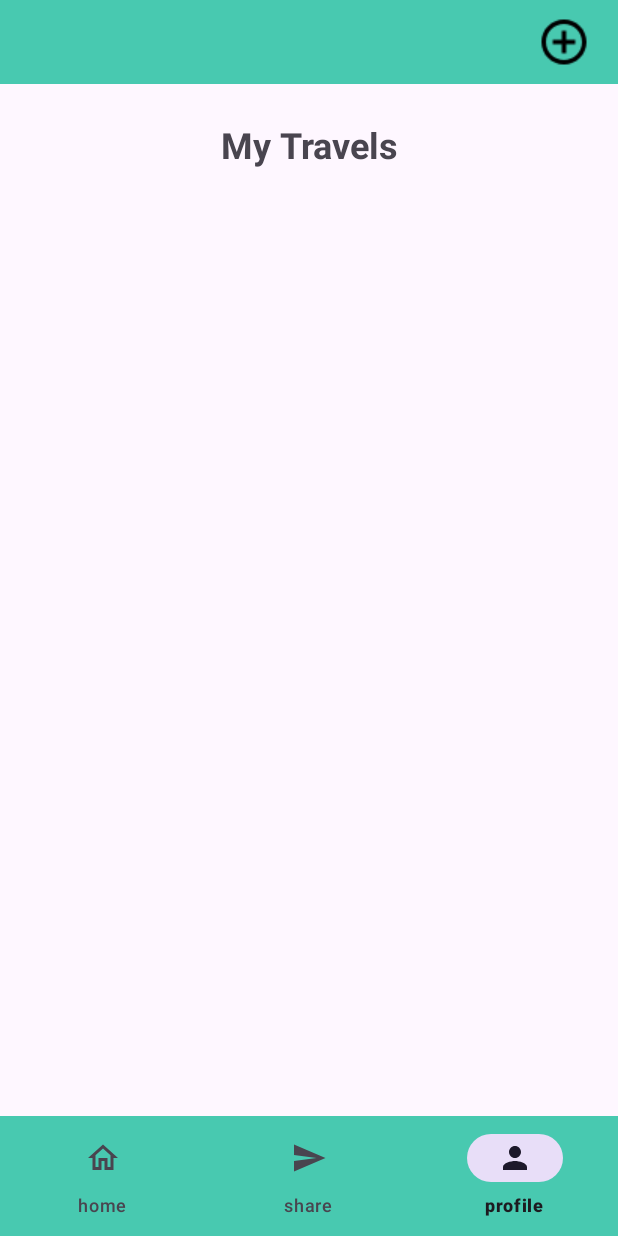
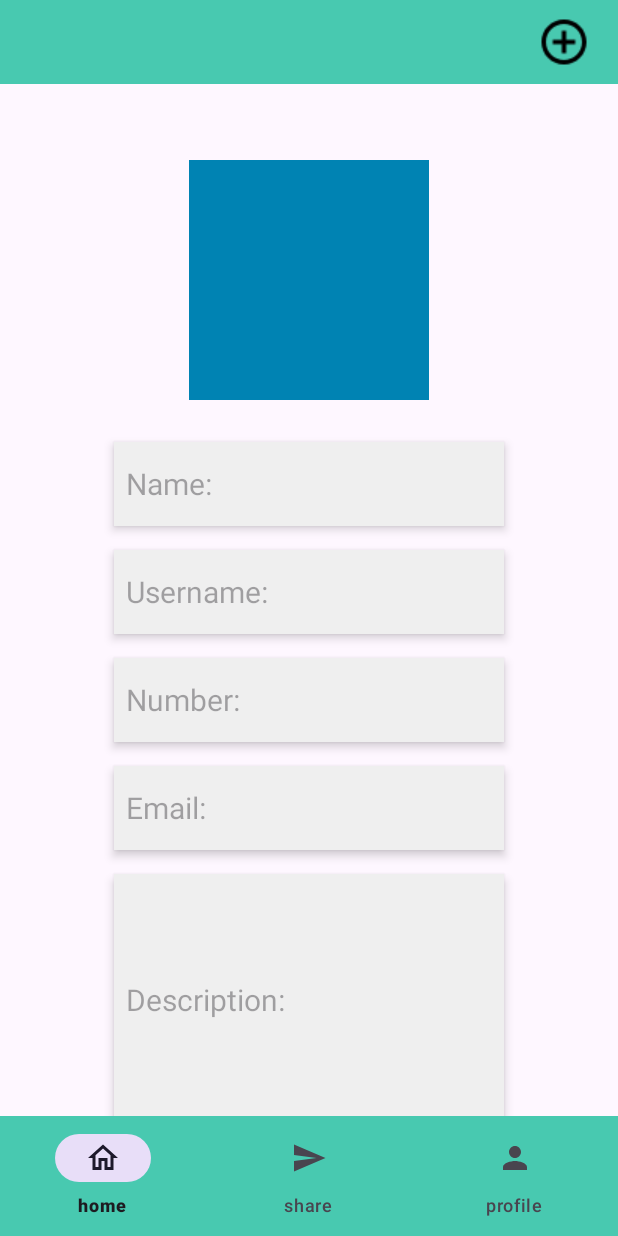
Before and after one commit to Fonntes/AboutTravel, an Android app: the HomeFragment screen opened directly, with no data from a screen before it, item 3 of the bottom bar chosen, on a phone screen of 412 x 824 dp. Run offline under Robolectric (Android 15) with nearby library versions, the phone set to English and light mode, and no system bars.

Commit message:
navegação feita e o basico do profile feito

```diff
--- a/app/src/main/java/com/example/abouttravel/pages/home/HomeFragment.kt
+++ b/app/src/main/java/com/example/abouttravel/pages/home/HomeFragment.kt
@@ -4,10 +4,10 @@ import android.os.Bundle
 import android.view.LayoutInflater
 import android.view.View
 import android.view.ViewGroup
-import android.widget.Button
 import androidx.fragment.app.Fragment
 import androidx.navigation.fragment.findNavController
 import com.example.abouttravel.R
+import com.google.android.material.bottomnavigation.BottomNavigationView
 
 class HomeFragment : Fragment() {
     override fun onCreateView(
@@ -17,6 +17,19 @@ class HomeFragment : Fragment() {
 
         val view = inflater.inflate(R.layout.fragment_home, container, false)
 
+        val bottomNavigationView = view.findViewById<BottomNavigationView>(R.id.navbar)
+
+        bottomNavigationView.setOnItemSelectedListener { item ->
+            when (item.itemId) {
+                R.id.profile -> {
+                    // Handle profile navigation
+                    findNavController().navigate(R.id.action_homeFragment_to_profileFragment)
+                    true
+                }
+                else -> false
+            }
+        }
+
         return view
     }
 }
--- /dev/null
+++ b/app/src/main/java/com/example/abouttravel/pages/home/ProfileFragment.kt
@@ -0,0 +1,22 @@
+package com.example.abouttravel.pages.home
+
+import android.os.Bundle
+import android.view.LayoutInflater
+import android.view.View
+import android.view.ViewGroup
+import androidx.fragment.app.Fragment
+import androidx.navigation.fragment.findNavController
+import com.example.abouttravel.R
+import com.google.android.material.bottomnavigation.BottomNavigationView
+
+class ProfileFragment : Fragment() {
+    override fun onCreateView(
+        inflater: LayoutInflater, container: ViewGroup?,
+        savedInstanceState: Bundle?
+    ): View? {
+
+        val view = inflater.inflate(R.layout.fragment_profile, container, false)
+
+        return view
+    }
+}
--- /dev/null
+++ b/app/src/main/java/com/example/abouttravel/pages/home/ShareFragment.kt
@@ -0,0 +1,13 @@
+package com.example.abouttravel.pages.home
+
+import android.os.Bundle
+import android.view.LayoutInflater
+import android.view.View
+import android.view.ViewGroup
+import androidx.fragment.app.Fragment
+import com.example.abouttravel.R
+
+
+class ShareFragment : Fragment() {
+
+}
--- /dev/null
+++ b/app/src/main/res/drawable/add_circle.xml
@@ -0,0 +1,5 @@
+<vector xmlns:android="http://schemas.android.com/apk/res/android" android:height="24dp" android:tint="#000000" android:viewportHeight="24" android:viewportWidth="24" android:width="24dp">
+
+    <path android:fillColor="@android:color/white" android:pathData="M13,7h-2v4L7,11v2h4v4h2v-4h4v-2h-4L13,7zM12,2C6.48,2 2,6.48 2,12s4.48,10 10,10 10,-4.48 10,-10S17.52,2 12,2zM12,20c-4.41,0 -8,-3.59 -8,-8s3.59,-8 8,-8 8,3.59 8,8 -3.59,8 -8,8z"/>
+
+</vector>
--- /dev/null
+++ b/app/src/main/res/layout-land/fragment_profile.xml
@@ -0,0 +1,152 @@
+<?xml version="1.0" encoding="utf-8"?>
+<LinearLayout xmlns:android="http://schemas.android.com/apk/res/android"
+    xmlns:tools="http://schemas.android.com/tools"
+    android:layout_width="match_parent"
+    android:layout_height="match_parent"
+    android:orientation="vertical"
+    tools:context=".pages.home.ProfileFragment">
+
+    <com.google.android.material.appbar.AppBarLayout
+        android:id="@+id/appBarLayout"
+        android:layout_width="match_parent"
+        android:layout_height="wrap_content">
+
+        <androidx.constraintlayout.widget.ConstraintLayout
+            android:layout_width="match_parent"
+            android:layout_height="wrap_content">
+
+            <Toolbar
+                android:id="@+id/toolbar"
+                android:layout_width="match_parent"
+                android:layout_height="wrap_content"
+                android:background="#48C9B0"
+                tools:ignore="MissingConstraints" />
+
+            <ImageView
+                android:layout_width="wrap_content"
+                android:layout_height="wrap_content"
+                android:scaleX="1.5"
+                android:scaleY="1.5"
+                android:src="@drawable/menu"
+                tools:ignore="MissingConstraints"
+                tools:layout_editor_absoluteX="957dp"
+                tools:layout_editor_absoluteY="12dp" />
+
+        </androidx.constraintlayout.widget.ConstraintLayout>
+
+    </com.google.android.material.appbar.AppBarLayout>
+
+    <LinearLayout
+        android:layout_width="match_parent"
+        android:layout_height="match_parent"
+        android:orientation="horizontal"
+        android:layout_weight="1"
+        >
+
+        <LinearLayout
+            android:layout_width="0dp"
+            android:layout_height="match_parent"
+            android:layout_weight="0.9"
+            android:orientation="vertical"
+            android:gravity="center">
+
+            <TextView
+                android:layout_width="wrap_content"
+                android:layout_height="wrap_content"
+                android:textSize="24sp"
+                android:textStyle="bold"
+                android:layout_marginTop="-24dp"
+                android:text="@string/Profile"
+                />
+
+            <ImageView
+                android:id="@+id/profileImage"
+                android:layout_width="160dp"
+                android:layout_height="160dp"
+                android:background="@color/blue"
+                android:layout_marginTop="48dp"
+                />
+        </LinearLayout>
+
+        <LinearLayout
+            android:layout_width="0dp"
+            android:layout_height="match_parent"
+            android:layout_weight="1.5"
+            android:orientation="vertical"
+            android:gravity="center">
+
+
+            <EditText
+                android:id="@+id/nameField"
+                android:layout_width="260dp"
+                android:layout_height="56dp"
+                android:background="@color/grey"
+                android:elevation="4dp"
+                android:hint="@string/Name"
+                android:layout_marginTop="28dp"
+                android:paddingStart="8dp"
+                android:textSize="20sp"
+                />
+
+            <EditText
+                android:id="@+id/usernameField"
+                android:layout_width="260dp"
+                android:layout_height="56dp"
+                android:background="@color/grey"
+                android:elevation="4dp"
+                android:hint="@string/Username"
+                android:layout_marginTop="16dp"
+                android:paddingStart="8dp"
+                android:textSize="20sp"
+                />
+
+            <EditText
+                android:id="@+id/numberField"
+                android:layout_width="260dp"
+                android:layout_height="56dp"
+                android:background="@color/grey"
+                android:elevation="4dp"
+                android:hint="@string/Number"
+                android:layout_marginTop="16dp"
+                android:paddingStart="8dp"
+                android:textSize="20sp"
+                />
+
+        </LinearLayout>
+
+        <LinearLayout
+            android:layout_width="0dp"
+            android:layout_height="match_parent"
+            android:layout_weight="1.5"
+            android:orientation="vertical"
+            android:gravity="center">
+
+            <EditText
+                android:id="@+id/emailField"
+                android:layout_width="260dp"
+                android:layout_height="56dp"
+                android:background="@color/grey"
+                android:elevation="4dp"
+                android:hint="@string/Email"
+                android:layout_marginTop="16dp"
+                android:paddingStart="8dp"
+                android:textSize="20sp"
+                />
+
+            <EditText
+                android:id="@+id/descriptionField"
+                android:layout_width="260dp"
+                android:layout_height="168dp"
+                android:background="@color/grey"
+                android:elevation="4dp"
+                android:hint="@string/Description"
+                android:layout_marginTop="16dp"
+                android:paddingStart="8dp"
+                android:textSize="20sp"
+                />
+
+        </LinearLayout>
+
+    </LinearLayout>
+
+</LinearLayout>
--- a/app/src/main/res/layout/activity_home.xml
+++ b/app/src/main/res/layout/activity_home.xml
@@ -19,6 +19,4 @@
         app:navGraph="@navigation/navigationhome"
         />
 
-
-
 </LinearLayout>
--- /dev/null
+++ b/app/src/main/res/layout/fragment_profile.xml
@@ -0,0 +1,144 @@
+<?xml version="1.0" encoding="utf-8"?>
+<LinearLayout xmlns:android="http://schemas.android.com/apk/res/android"
+    xmlns:app="http://schemas.android.com/apk/res-auto"
+    xmlns:tools="http://schemas.android.com/tools"
+    android:layout_width="match_parent"
+    android:layout_height="match_parent"
+    android:orientation="vertical"
+    tools:context=".pages.home.ProfileFragment">
+
+    <com.google.android.material.appbar.AppBarLayout
+        android:id="@+id/appBarLayout"
+        android:layout_width="match_parent"
+        android:layout_height="wrap_content">
+        <androidx.constraintlayout.widget.ConstraintLayout
+            android:layout_width="match_parent"
+            android:layout_height="wrap_content">
+
+            <Toolbar
+                android:id="@+id/toolbar"
+                android:layout_width="match_parent"
+                android:layout_height="wrap_content"
+                android:background="#48C9B0"
+                tools:ignore="MissingConstraints"
+                />
+
+            <ImageView
+                android:layout_width="wrap_content"
+                android:layout_height="wrap_content"
+                android:layout_marginEnd="24dp"
+                android:scaleX="1.5"
+                android:scaleY="1.5"
+                android:src="@drawable/add"
+                app:layout_constraintBottom_toBottomOf="@id/toolbar"
+                app:layout_constraintEnd_toEndOf="parent"
+                app:layout_constraintTop_toTopOf="@id/toolbar" />
+        </androidx.constraintlayout.widget.ConstraintLayout>
+    </com.google.android.material.appbar.AppBarLayout>
+
+    <FrameLayout
+        android:layout_width="match_parent"
+        android:layout_height="match_parent"
+        android:layout_weight="1">
+
+            <LinearLayout xmlns:android="http://schemas.android.com/apk/res/android"
+                xmlns:tools="http://schemas.android.com/tools"
+                android:layout_width="match_parent"
+                android:layout_height="match_parent"
+                android:orientation="vertical"
+                android:gravity="center"
+                >
+
+                <TextView
+                    android:layout_width="wrap_content"
+                    android:layout_height="wrap_content"
+                    android:textSize="24sp"
+                    android:textStyle="bold"
+                    android:layout_marginTop="-24dp"
+                    android:text="@string/Profile"
+                    app:layout_constraintEnd_toEndOf="parent"
+                    app:layout_constraintStart_toStartOf="parent"
+                    app:layout_constraintTop_toTopOf="parent"
+                    />
+
+                <ImageView
+                    android:id="@+id/profileImage"
+                    android:layout_width="160dp"
+                    android:layout_height="160dp"
+                    android:background="@color/blue"
+                    android:layout_marginTop="48dp"
+                    app:shapeAppearanceOverlay="@style/circular"
+                    />
+
+                <EditText
+                    android:id="@+id/nameField"
+                    android:layout_width="260dp"
+                    android:layout_height="56dp"
+                    android:background="@color/grey"
+                    android:elevation="4dp"
+                    android:hint="@string/Name"
+                    android:layout_marginTop="28dp"
+                    android:paddingStart="8dp"
+                    android:textSize="20sp"
+                    />
+
+                <EditText
+                    android:id="@+id/usernameField"
+                    android:layout_width="260dp"
+                    android:layout_height="56dp"
+                    android:background="@color/grey"
+                    android:elevation="4dp"
+                    android:hint="@string/Username"
+                    android:layout_marginTop="16dp"
+                    android:paddingStart="8dp"
+                    android:textSize="20sp"
+                    />
+
+                <EditText
+                    android:id="@+id/numberField"
+                    android:layout_width="260dp"
+                    android:layout_height="56dp"
+                    android:background="@color/grey"
+                    android:elevation="4dp"
+                    android:hint="@string/Number"
+                    android:layout_marginTop="16dp"
+                    android:paddingStart="8dp"
+                    android:textSize="20sp"
+                    />
+
+                <EditText
+                    android:id="@+id/emailField"
+                    android:layout_width="260dp"
+                    android:layout_height="56dp"
+                    android:background="@color/grey"
+                    android:elevation="4dp"
+                    android:hint="@string/Email"
+                    android:layout_marginTop="16dp"
+                    android:paddingStart="8dp"
+                    android:textSize="20sp"
+                    />
+
+                <EditText
+                    android:id="@+id/descriptionField"
+                    android:layout_width="260dp"
+                    android:layout_height="168dp"
+                    android:background="@color/grey"
+                    android:elevation="4dp"
+                    android:hint="@string/Description"
+                    android:layout_marginTop="16dp"
+                    android:paddingStart="8dp"
+                    android:textSize="20sp"
+                    />
+            </LinearLayout>
+    </FrameLayout>
+
+
+    <com.google.android.material.bottomnavigation.BottomNavigationView
+        android:id="@+id/navbar"
+        android:layout_width="match_parent"
+        android:layout_height="wrap_content"
+        android:background="#48C9B0"
+        app:menu="@menu/navbar"
+        android:gravity="bottom"/>
+
+</LinearLayout>
--- /dev/null
+++ b/app/src/main/res/layout/fragment_share.xml
@@ -0,0 +1,14 @@
+<?xml version="1.0" encoding="utf-8"?>
+<FrameLayout xmlns:android="http://schemas.android.com/apk/res/android"
+    xmlns:tools="http://schemas.android.com/tools"
+    android:layout_width="match_parent"
+    android:layout_height="match_parent"
+    tools:context=".pages.home.ShareFragment">
+
+    <!-- TODO: Update blank fragment layout -->
+    <TextView
+        android:layout_width="match_parent"
+        android:layout_height="match_parent"
+        android:text="@string/hello_blank_fragment" />
+
+</FrameLayout>
--- a/app/src/main/res/menu/navbar.xml
+++ b/app/src/main/res/menu/navbar.xml
@@ -4,9 +4,11 @@
     <item android:title="home"
         android:id="@+id/home"
         android:icon="@drawable/home"/>
+
     <item android:title="share"
         android:id="@+id/share"
         android:icon="@drawable/send"/>
+
     <item android:title="profile"
         android:id="@+id/profile"
         android:icon="@drawable/profile"/>
--- a/app/src/main/res/menu/navigation_menu.xml
+++ /dev/null
@@ -1,17 +0,0 @@
-<?xml version="1.0" encoding="utf-8"?>
-<menu xmlns:android="http://schemas.android.com/apk/res/android"
-    xmlns:tools="http://schemas.android.com/tools"
-    tools:ignore="HardcodedText">
-
-    <item
-        android:id="@+id/nav_account"
-        android:title="My Account" />
-
-    <item
-        android:id="@+id/nav_settings"
-        android:title="Settings" />
-
-    <item
-        android:id="@+id/nav_logout"
-        android:title="Logout" />
-</menu>
--- a/app/src/main/res/navigation/navigationhome.xml
+++ b/app/src/main/res/navigation/navigationhome.xml
@@ -9,5 +9,20 @@
         android:id="@+id/homeFragment"
         android:name="com.example.abouttravel.pages.home.HomeFragment"
         android:label="fragment_home"
-        tools:layout="@layout/fragment_home" />
+        tools:layout="@layout/fragment_home" >
+        <action
+            android:id="@+id/action_homeFragment_to_profileFragment"
+            app:destination="@id/profileFragment"
+            />
+    </fragment>
+    <fragment
+        android:id="@+id/profileFragment"
+        android:name="com.example.abouttravel.pages.home.ProfileFragment"
+        android:label="fragment_profile"
+        tools:layout="@layout/fragment_profile" >
+        <action
+            android:id="@+id/action_profileFragment_to_homeFragment"
+            app:destination="@id/homeFragment"
+            />
+    </fragment>
 </navigation>
--- /dev/null
+++ b/app/src/main/res/values/custom_styles.xml
@@ -0,0 +1,6 @@
+<?xml version="1.0" encoding="utf-8"?>
+<resources>
+    <style name="circular">
+        <item name="cornerSize">50%</item>
+    </style>
+</resources>
--- a/app/src/main/res/values/strings.xml
+++ b/app/src/main/res/values/strings.xml
@@ -19,4 +19,8 @@
     <string name="Email" translatable="false">Email:</string>
     <string name="Confirm_Password">Confirm Password</string>
     <string name="Already_Have_Account">Already have an account:</string>
+    <string name="profile">Profile</string>
+    <string name="Username">Username:</string>
+    <string name="Description">Description:</string>
+    <string name="Number">Number:</string>
 </resources>
```
Also changed, not shown: 1 other file.
